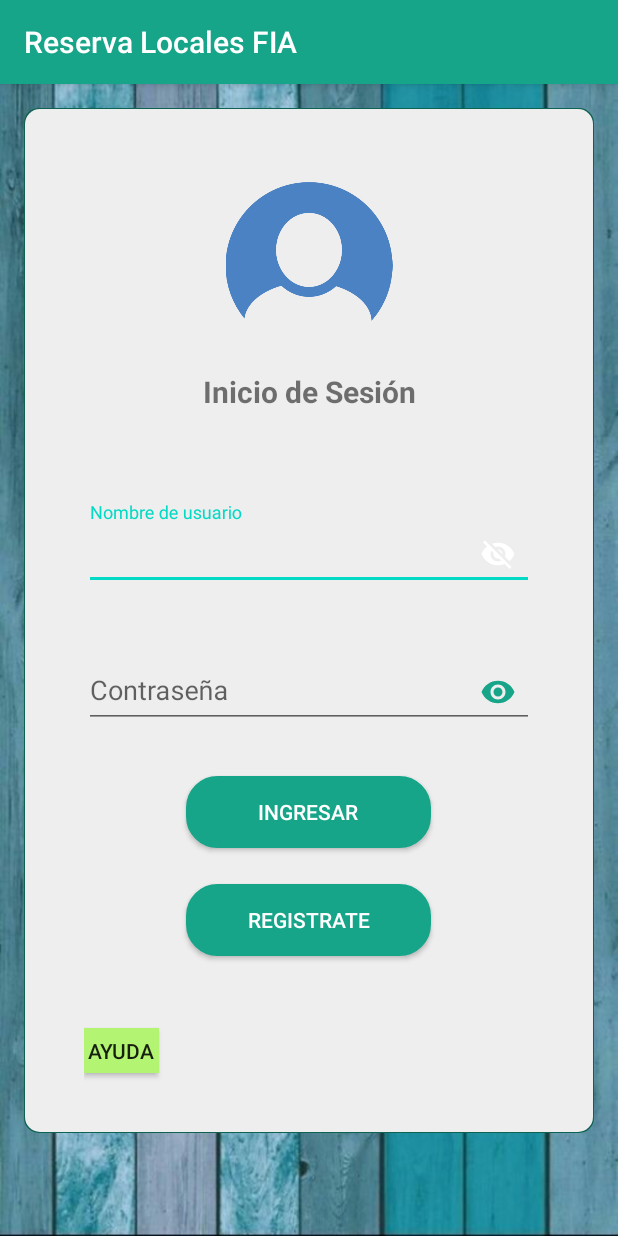
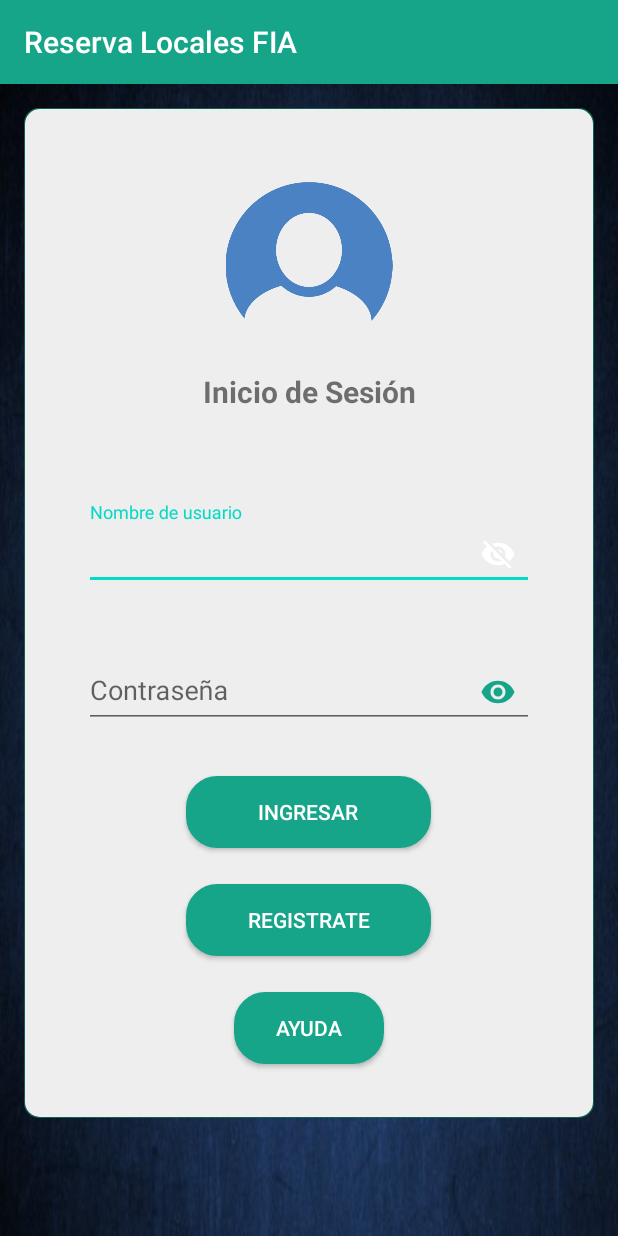
Before and after one commit to AbiMani/ReservaFia, an Android app: the screen it shows after launch (LoginActivity), on a phone screen of 412 x 824 dp. Run offline under Robolectric (Android 15) with nearby library versions, the phone set to English and light mode, and no system bars; 63 statements that could not run were skipped.

Commit message:
cambios fondo menus admin y usuario

```diff
--- a/app/src/main/java/ues/fia/eisi/reservalocalfia/ControlReserveLocal.java
+++ b/app/src/main/java/ues/fia/eisi/reservalocalfia/ControlReserveLocal.java
@@ -63,19 +63,7 @@ public class ControlReserveLocal {
         return lista;
     }
 
-    public ArrayList<Ciclo> listaCiclos() {
-        abrirConsultar();
-        Ciclo ciclo;
-        ArrayList<Ciclo> lista = new ArrayList<>();
-
-        Cursor cursor = abrirConsultar().rawQuery("SELECT * FROM ciclo", null);
-        while(cursor.moveToNext()){
-            Ciclo ciclo1= new Ciclo();
-            ciclo1.setCodigoCiclo(cursor.getString(0));
-            lista.add(ciclo1);
-        }
-        return lista;
-    }
+
 
     private static class DatabaseHelper extends SQLiteOpenHelper {
 
--- a/app/src/main/java/ues/fia/eisi/reservalocalfia/ListaReservasActivity.java
+++ b/app/src/main/java/ues/fia/eisi/reservalocalfia/ListaReservasActivity.java
@@ -3,6 +3,7 @@ package ues.fia.eisi.reservalocalfia;
 import androidx.appcompat.app.AppCompatActivity;
 
 import android.os.Bundle;
+import android.view.View;
 import android.widget.ArrayAdapter;
 import android.widget.ListView;
 
@@ -44,4 +45,8 @@ public class ListaReservasActivity extends AppCompatActivity {
         ArrayAdapter<String> adaptador = new ArrayAdapter<String>(this, android.R.layout.simple_list_item_1, nombreReservas);
         listReservas.setAdapter(adaptador);
     }
+
+    private void exportar(View v){
+
+    }
 }
--- a/app/src/main/res/layout/activity_administrador_menu.xml
+++ b/app/src/main/res/layout/activity_administrador_menu.xml
@@ -6,6 +6,7 @@
     android:layout_height="match_parent"
     android:orientation="vertical"
     android:padding="10dp"
+    android:background="@drawable/grisb"
     tools:context=".MainActivity">
     <LinearLayout
         android:clipToPadding="false"
--- a/app/src/main/res/layout/activity_login.xml
+++ b/app/src/main/res/layout/activity_login.xml
@@ -5,7 +5,7 @@
     android:layout_width="match_parent"
     android:layout_height="match_parent"
     tools:context=".LoginActivity"
-    android:background="@drawable/fondo_azul"
+    android:background="@drawable/azul"
     android:paddingBottom="@dimen/activity_vertical_margin"
     android:paddingLeft="@dimen/activity_horizontal_margin"
     android:paddingRight="@dimen/activity_horizontal_margin"
@@ -132,19 +132,19 @@
                         android:padding="12dp"
                         android:text="Registrate"
                         android:textColor="#FFFFFF" />
+                    <Button
+                        android:id="@+id/btn_ayuda"
+                        android:layout_width="100dp"
+                        android:layout_height="wrap_content"
+                        android:layout_gravity="center"
+                        android:layout_marginBottom="20dp"
+                        android:background="@drawable/borde_redondo"
+                        android:onClick="ayuda"
+                        android:padding="12dp"
+                        android:text="Ayuda"
+                        android:textColor="#FFFFFF" />
 
                 </LinearLayout>
-
-                <Button
-                    android:id="@+id/btn_ayuda"
-                    android:layout_width="50dp"
-                    android:layout_height="30dp"
-                    android:layout_marginTop="24dp"
-                    android:layout_marginBottom="24dp"
-                    android:background="#B4F473"
-                    android:onClick="ayuda"
-                    android:padding="1dp"
-                    android:text="Ayuda" />
 
             </LinearLayout>
         </LinearLayout>
--- a/app/src/main/res/layout/activity_reserva_evento_insertar.xml
+++ b/app/src/main/res/layout/activity_reserva_evento_insertar.xml
@@ -8,7 +8,7 @@
     android:orientation="vertical"
     android:gravity="center"
     tools:context=".ReservaEventoInsertarActivity"
-    android:background="@drawable/fondo_aquarela">
+    android:background="@drawable/blanco">
     <ScrollView
         android:layout_width="match_parent"
         android:layout_height="wrap_content">
--- a/app/src/main/res/layout/activity_tipo_evento.xml
+++ b/app/src/main/res/layout/activity_tipo_evento.xml
@@ -8,7 +8,7 @@
     android:orientation="vertical"
     android:weightSum="1"
     tools:context=".TipoEventoActivity"
-    android:background="@drawable/fondo_aquarela"
+    android:background="@drawable/grisb"
     >
 
     <ScrollView
--- a/app/src/main/res/layout/activity_usuario_externo.xml
+++ b/app/src/main/res/layout/activity_usuario_externo.xml
@@ -7,7 +7,7 @@
     android:orientation="vertical"
     android:padding="10dp"
     tools:context=".UsuarioExternoActivity"
-    android:background="@drawable/fondo_aquarela">
+    android:background="@drawable/grisb">
     <ScrollView
         android:layout_width="wrap_content"
         android:layout_height="wrap_content">
```
Also changed, not shown: app/src/main/res/layout/activity_lista_reservas.xml (+23 -7 lines), app/src/main/res/drawable/azul.jpg (added), app/src/main/res/drawable/blanco.jpg (added), app/src/main/res/drawable/grisb.jpg (added).
